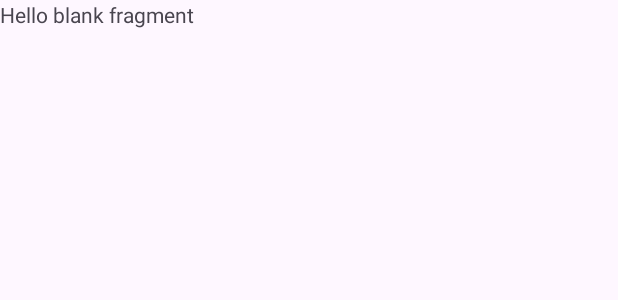
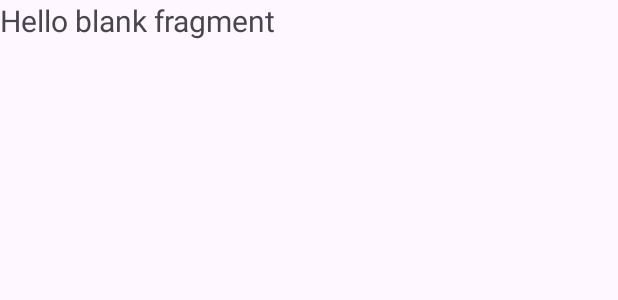
Before and after one commit to POSTKOREA/POSTKOREA, an Android app: the layout fragment_login.xml on its own in the app's theme, with its tools: preview values and no code run, on a phone screen of 412 x 824 dp. Shown: the top 300 px of the screen. Run offline under Robolectric (Android 15) with nearby library versions, the phone set to English and light mode, and no system bars.

Commit message:
feat, test : "로그인 fragment text size update, git test"
로그인 fragment text size 30sp로 수정, git test

Change-Id: I522ef030aba241848cff5d4345c7ed0f7a64a2b0

```diff
--- a/Android/app/src/main/res/layout/fragment_login.xml
+++ b/Android/app/src/main/res/layout/fragment_login.xml
@@ -9,6 +9,8 @@
     <TextView
         android:layout_width="match_parent"
         android:layout_height="match_parent"
-        android:text="@string/hello_blank_fragment" />
+        android:text="@string/hello_blank_fragment"
+        android:textSize="20sp"
+        />
 
 </FrameLayout>
```
